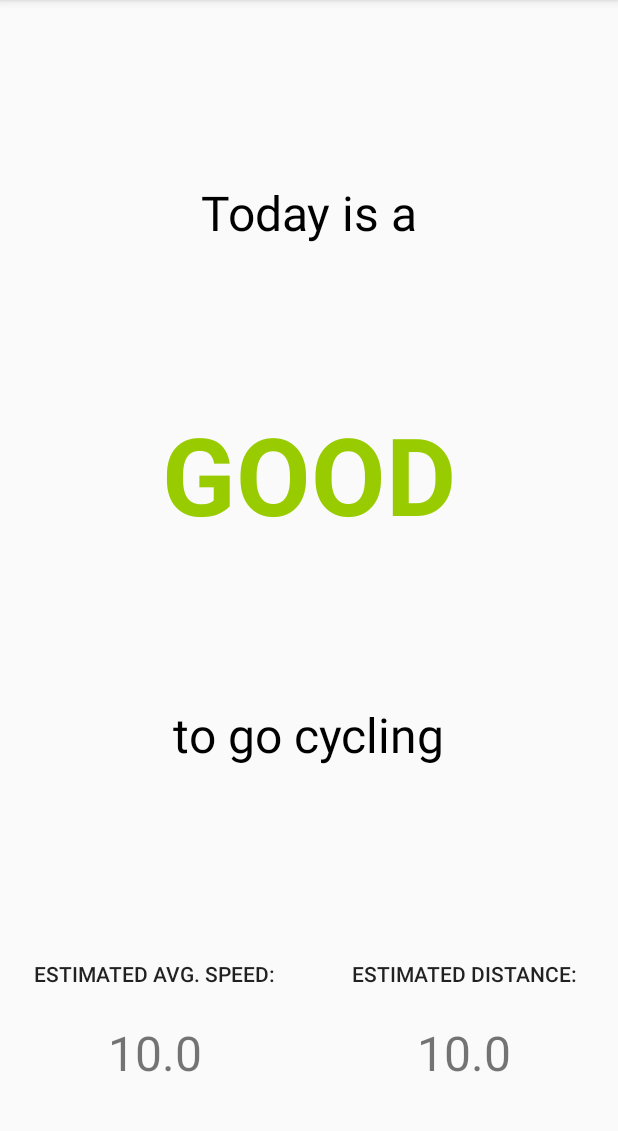
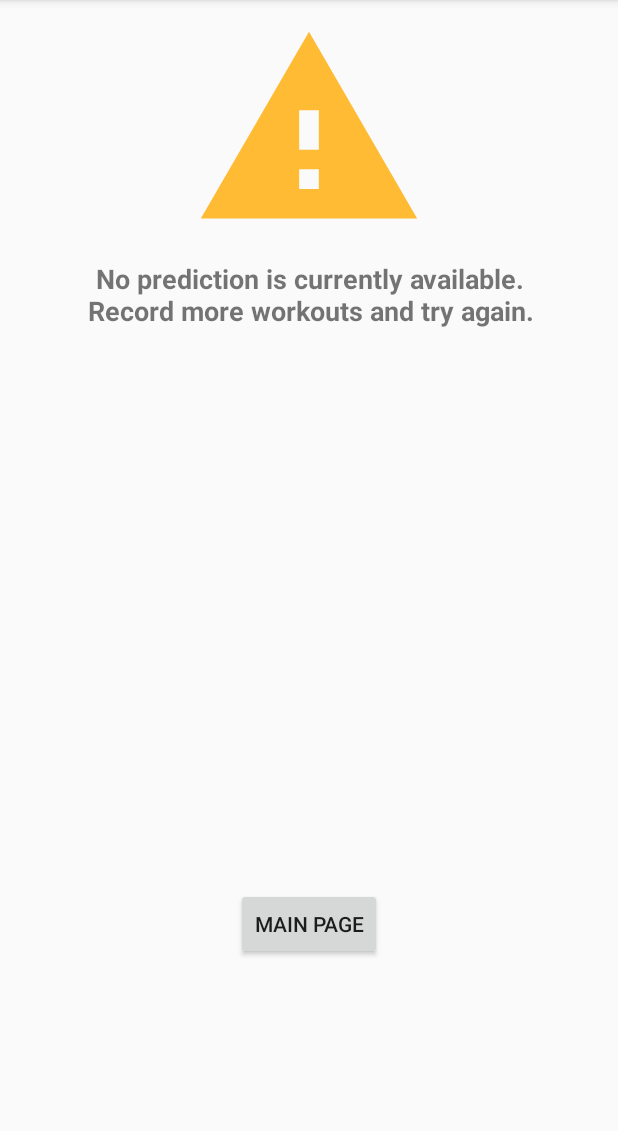
Before and after one commit to lucaslefaucheur/EndoPro-Android-App, an Android app: the Task3 screen opened directly, with no data from a screen before it, on a phone screen of 412 x 824 dp, the part 84-1215 px from its top. Run offline under Robolectric (Android 15) with nearby library versions, the phone set to English and light mode, and no system bars; our stand-ins replace Room's generated code; network calls fail; 2 statements that could not run were skipped.

Commit message:
Finished task 3. Also added an hadler when there is no workout

```diff
--- /dev/null
+++ b/app/src/main/res/drawable/ic_warning_black_24dp.xml
@@ -0,0 +1,5 @@
+<vector android:height="256dp" android:tint="#ffffbb33"
+    android:viewportHeight="24.0" android:viewportWidth="24.0"
+    android:width="256dp" xmlns:android="http://schemas.android.com/apk/res/android">
+    <path android:fillColor="#FF000000" android:pathData="M1,21h22L12,2 1,21zM13,18h-2v-2h2v2zM13,14h-2v-4h2v4z"/>
+</vector>
--- a/app/src/main/res/layout/activity_task3.xml
+++ b/app/src/main/res/layout/activity_task3.xml
@@ -11,7 +11,7 @@
         android:id="@+id/load"
         android:layout_width="match_parent"
         android:layout_height="match_parent"
-        android:visibility="visible">
+        android:visibility="gone">
 
         <ProgressBar
             android:id="@+id/progressBar1"
@@ -25,23 +25,79 @@
             app:layout_constraintTop_toTopOf="parent" />
     </android.support.constraint.ConstraintLayout>
 
+    <android.support.constraint.ConstraintLayout
+        android:id="@+id/notEnoughData"
+        android:layout_width="match_parent"
+        android:layout_height="match_parent"
+        android:visibility="gone">
+
+
+        <TextView
+            android:id="@+id/textView6"
+            android:layout_width="wrap_content"
+            android:layout_height="wrap_content"
+            android:layout_marginStart="8dp"
+            android:layout_marginTop="8dp"
+            android:layout_marginEnd="8dp"
+            android:text="@string/predictNoWorkout"
+            android:textAlignment="center"
+            android:textSize="18sp"
+            android:textStyle="bold"
+            app:layout_constraintEnd_toEndOf="parent"
+            app:layout_constraintHorizontal_bias="0.507"
+            app:layout_constraintStart_toStartOf="parent"
+            app:layout_constraintTop_toBottomOf="@+id/imageView2" />
+
+        <ImageView
+            android:id="@+id/imageView2"
+            android:layout_width="180dp"
+            android:layout_height="157dp"
+            android:layout_marginStart="8dp"
+            android:layout_marginTop="8dp"
+            android:layout_marginEnd="8dp"
+            app:layout_constraintBottom_toTopOf="@+id/textView6"
+            app:layout_constraintEnd_toEndOf="parent"
+            app:layout_constraintStart_toStartOf="parent"
+            app:layout_constraintTop_toTopOf="parent"
+            app:srcCompat="@drawable/ic_warning_black_24dp" />
+
+        <Button
+            android:id="@+id/mainPage"
+            android:layout_width="wrap_content"
+            android:layout_height="wrap_content"
+            android:layout_marginStart="8dp"
+            android:layout_marginEnd="8dp"
+            android:layout_marginBottom="128dp"
+            android:onClick="onClick"
+            android:text="Main page"
+            app:layout_constraintBottom_toBottomOf="parent"
+            app:layout_constraintEnd_toEndOf="parent"
+            app:layout_constraintStart_toStartOf="parent"
+            app:layout_constraintVertical_chainStyle="packed" />
+    </android.support.constraint.ConstraintLayout>
+
+    <LinearLayout
+        android:id="@+id/predictInfo"
+        android:layout_width="match_parent"
+        android:layout_height="match_parent"
+        android:orientation="vertical">
 
         <android.support.constraint.ConstraintLayout
             android:layout_width="match_parent"
             android:layout_height="match_parent"
-        android:layout_weight="0.3">
+            android:layout_weight="35"
+            android:visibility="visible">
 
             <TextView
                 android:id="@+id/today"
                 android:layout_width="wrap_content"
                 android:layout_height="wrap_content"
                 android:layout_marginStart="8dp"
-            android:layout_marginTop="32dp"
+                android:layout_marginTop="72dp"
                 android:layout_marginEnd="8dp"
-            android:layout_marginBottom="8dp"
-            android:text="Today is a"
+                android:text="Today is"
                 android:textColor="@android:color/black"
-            android:textSize="32sp"
+                android:textSize="36sp"
                 app:layout_constraintBottom_toTopOf="@+id/perf"
                 app:layout_constraintEnd_toEndOf="parent"
                 app:layout_constraintHorizontal_bias="0.502"
@@ -55,10 +111,9 @@
                 android:layout_marginStart="8dp"
                 android:layout_marginTop="8dp"
                 android:layout_marginEnd="8dp"
-            android:layout_marginBottom="8dp"
                 android:text="GOOD"
                 android:textColor="@android:color/holo_green_light"
-            android:textSize="72sp"
+                android:textSize="80sp"
                 android:textStyle="bold"
                 app:layout_constraintBottom_toTopOf="@+id/textView19"
                 app:layout_constraintEnd_toEndOf="parent"
@@ -70,12 +125,11 @@
                 android:layout_width="wrap_content"
                 android:layout_height="wrap_content"
                 android:layout_marginStart="8dp"
-            android:layout_marginTop="8dp"
                 android:layout_marginEnd="8dp"
-            android:layout_marginBottom="32dp"
+                android:layout_marginBottom="72dp"
                 android:text="to go cycling"
                 android:textColor="@android:color/black"
-            android:textSize="32sp"
+                android:textSize="36sp"
                 app:layout_constraintBottom_toBottomOf="parent"
                 app:layout_constraintEnd_toEndOf="parent"
                 app:layout_constraintStart_toStartOf="parent"
@@ -85,7 +139,7 @@
         <LinearLayout
             android:layout_width="match_parent"
             android:layout_height="457dp"
-        android:layout_weight="0.7"
+            android:layout_weight="65"
             android:orientation="horizontal">
 
             <android.support.constraint.ConstraintLayout
@@ -162,6 +216,7 @@
                     app:layout_constraintTop_toBottomOf="@+id/EstmDistLabel" />
             </android.support.constraint.ConstraintLayout>
         </LinearLayout>
+    </LinearLayout>
 
 
 </LinearLayout>
--- a/app/src/main/res/values/strings.xml
+++ b/app/src/main/res/values/strings.xml
@@ -11,4 +11,5 @@
     <string name="highTemp">Highest temperature:</string>
     <string name="lowTemp">Lowest temperature:</string>
     <string name="degreeC">°C</string>
+    <string name="predictNoWorkout">No prediction is currently available.\nRecord more workouts and try again.</string>
 </resources>
```
Also changed, not shown: app/src/main/java/comp354/concordia/endopro/Task3.java (+111 -13 lines). Lines whose indentation alone changed are shown as unchanged.
